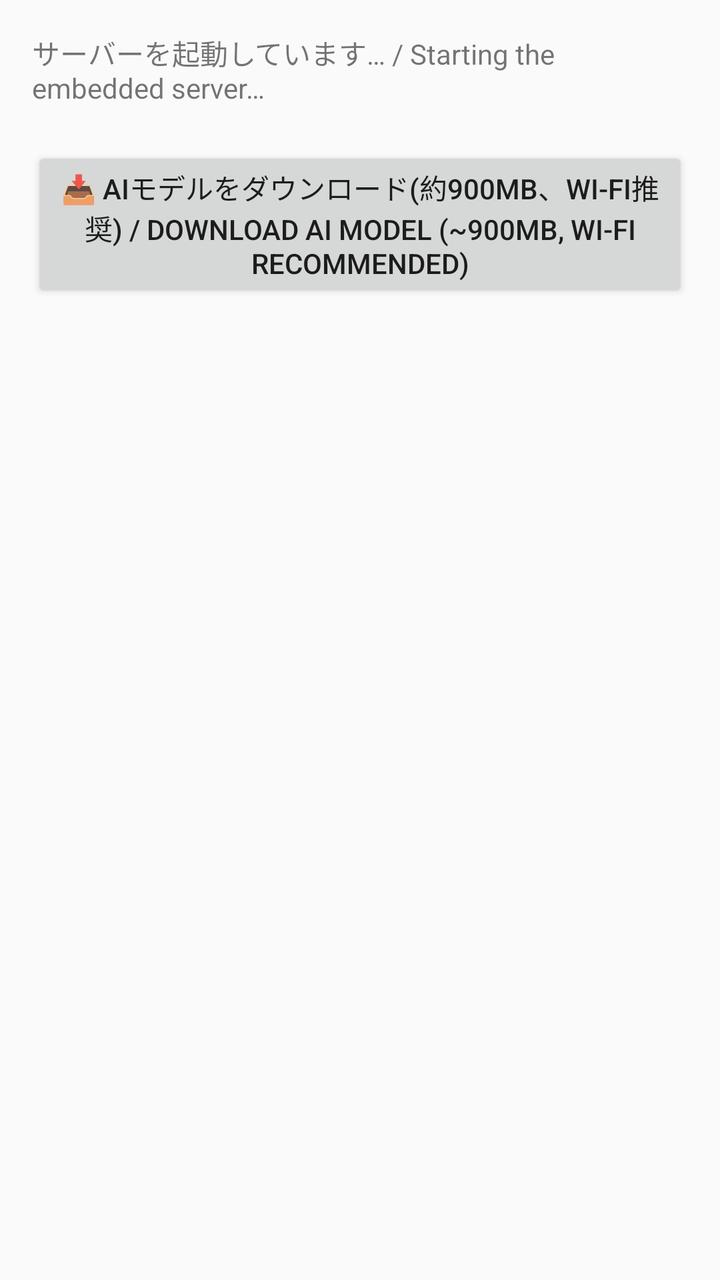
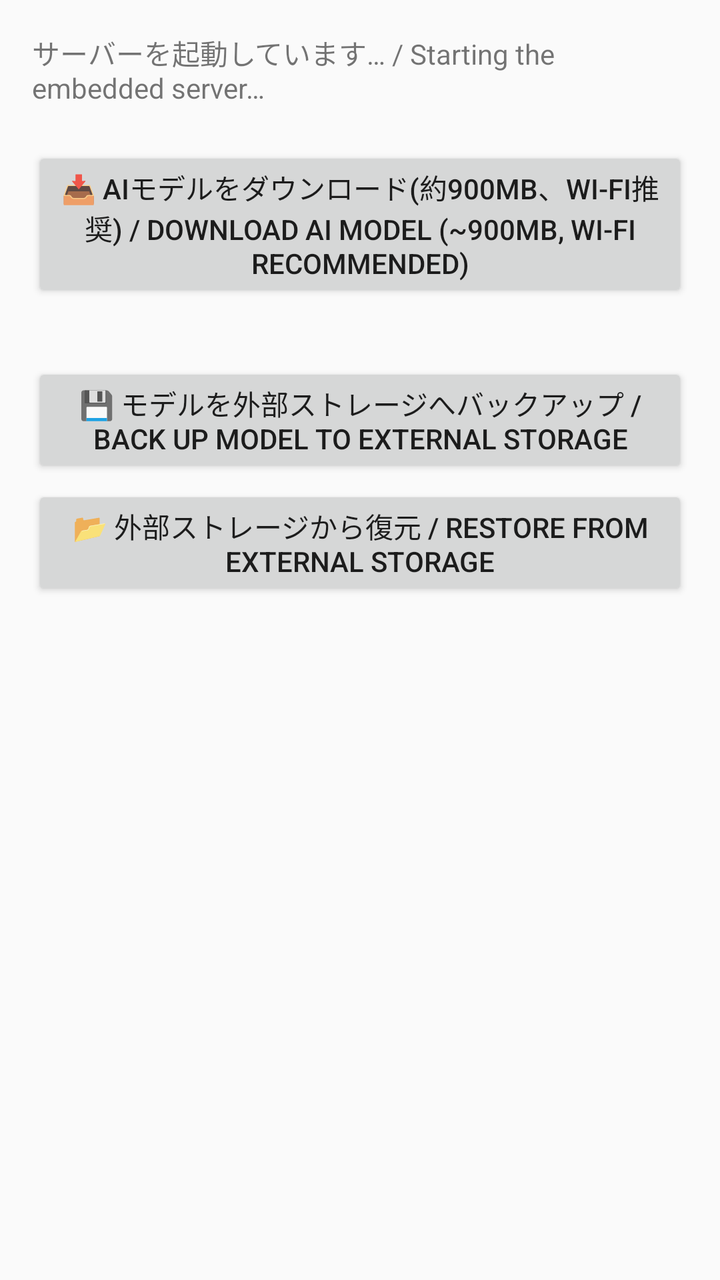

Screens rendered from an Android XML layout before and after an edit, with the pre-edit source and the edit as a unified diff.
<!-- AndroidManifest.xml: application theme Theme.OpenEnglish -->
<!-- res/layout/activity_main.xml -->
<?xml version="1.0" encoding="utf-8"?>
<LinearLayout xmlns:android="http://schemas.android.com/apk/res/android"
    android:layout_width="match_parent"
    android:layout_height="match_parent"
    android:orientation="vertical">

    
    <LinearLayout
        android:id="@+id/setup_panel"
        android:layout_width="match_parent"
        android:layout_height="wrap_content"
        android:orientation="vertical"
        android:padding="16dp">

        <TextView
            android:id="@+id/setup_help"
            android:layout_width="match_parent"
            android:layout_height="wrap_content"
            android:text="@string/setup_help"
            android:textSize="14sp"
            android:paddingBottom="12dp" />

        <TextView
            android:id="@+id/update_notice"
            android:layout_width="match_parent"
            android:layout_height="wrap_content"
            android:textColor="#D6336C"
            android:layout_marginTop="8dp"
            android:visibility="gone" />

        
        <Button
            android:id="@+id/download_model_btn"
            android:layout_width="match_parent"
            android:layout_height="wrap_content"
            android:layout_marginTop="8dp"
            android:text="@string/download_model_button" />

        <TextView
            android:id="@+id/download_model_status"
            android:layout_width="match_parent"
            android:layout_height="wrap_content"
            android:textSize="13sp"
            android:layout_marginTop="6dp"
            android:visibility="gone" />
    </LinearLayout>

    <WebView
        android:id="@+id/web_view"
        android:layout_width="match_parent"
        android:layout_height="0dp"
        android:layout_weight="1"
        android:visibility="gone" />

</LinearLayout>
<!-- resources referenced by this layout -->
<resources>
  <string name="download_model_button">📥 AIモデルをダウンロード(約900MB、Wi-Fi推奨) / Download AI model (~900MB, Wi-Fi recommended)</string>
  <string name="setup_help">サーバーを起動しています… / Starting the embedded server…</string>
  <style name="Theme.OpenEnglish" parent="Theme.AppCompat.DayNight.NoActionBar" />
</resources>

<!-- the commit's change to res/layout/activity_main.xml (unified diff, before → after) -->
@@ -43,6 +43,37 @@
             android:textSize="13sp"
             android:layout_marginTop="6dp"
             android:visibility="gone" />
+
+        
+        <TextView
+            android:id="@+id/model_storage_path"
+            android:layout_width="match_parent"
+            android:layout_height="wrap_content"
+            android:textSize="12sp"
+            android:layout_marginTop="10dp"
+            android:textIsSelectable="true" />
+
+        <Button
+            android:id="@+id/backup_models_btn"
+            android:layout_width="match_parent"
+            android:layout_height="wrap_content"
+            android:layout_marginTop="4dp"
+            android:text="@string/backup_models_button" />
+
+        <Button
+            android:id="@+id/restore_models_btn"
+            android:layout_width="match_parent"
+            android:layout_height="wrap_content"
+            android:layout_marginTop="4dp"
+            android:text="@string/restore_models_button" />
+
+        <TextView
+            android:id="@+id/backup_models_status"
+            android:layout_width="match_parent"
+            android:layout_height="wrap_content"
+            android:textSize="13sp"
+            android:layout_marginTop="6dp"
+            android:visibility="gone" />
     </LinearLayout>
 
     <WebView
<!-- resource entries referenced after the edit -->
@@ -1,6 +1,8 @@
 <!-- resources referenced by this layout -->
 <resources>
+  <string name="backup_models_button">💾 モデルを外部ストレージへバックアップ / Back up model to external storage</string>
   <string name="download_model_button">📥 AIモデルをダウンロード(約900MB、Wi-Fi推奨) / Download AI model (~900MB, Wi-Fi recommended)</string>
+  <string name="restore_models_button">📂 外部ストレージから復元 / Restore from external storage</string>
   <string name="setup_help">サーバーを起動しています… / Starting the embedded server…</string>
   <style name="Theme.OpenEnglish" parent="Theme.AppCompat.DayNight.NoActionBar" />
 </resources>
